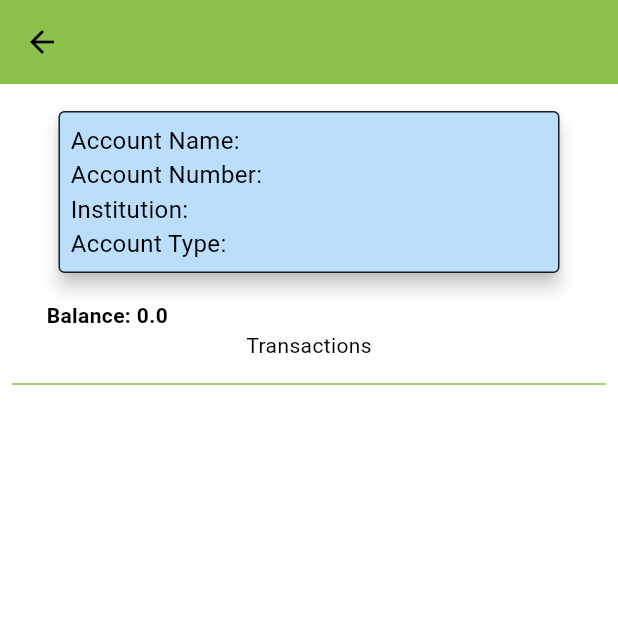
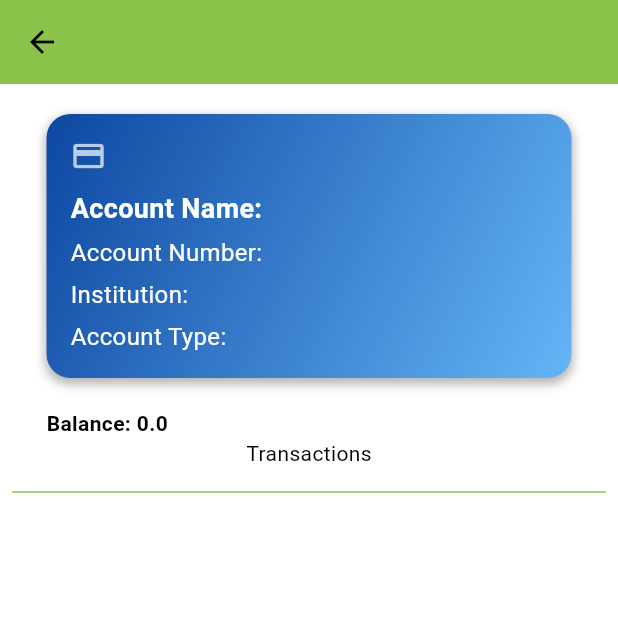
Before and after one commit to darlingson/makobili_flutter_app, a Flutter app: the AccountInfoScreen screen opened directly with empty values, on a phone screen of 412 x 824 dp, the top half of it. Run offline on Flutter 3.47's test engine with Material 3 defaults, Android fonts, the phone set to English and light mode, and no system bars; our stand-ins replace sqflite; missing offline and left inert: dart:js; accounts and stored records are empty.

Commit message:
modified the balance card so that it looks like an ATM card

```diff
--- a/lib/components/balance_card.dart
+++ b/lib/components/balance_card.dart
@@ -18,34 +18,55 @@ class BalanceCard extends StatelessWidget {
 
   @override
   Widget build(BuildContext context) {
-    return SizedBox(
+    return Container(
       width: 350,
-      child: Card(
-        color: Colors.blue[100],
-        elevation: 5,
-        margin: const EdgeInsets.all(8),
-        shape: RoundedRectangleBorder(
-          borderRadius:
-              BorderRadius.circular(4.0), // Small radius for minimal rounding
-          side: const BorderSide(color: Colors.black87, width: 1.0), // Border
+      margin: const EdgeInsets.all(10),
+      decoration: BoxDecoration(
+        gradient: LinearGradient(
+          colors: [Colors.blue.shade900, Colors.blue.shade300],
+          begin: Alignment.topLeft,
+          end: Alignment.bottomRight,
+        ),
+        borderRadius: BorderRadius.circular(16),
+        boxShadow: [
+          BoxShadow(
+            color: Colors.black.withOpacity(0.3),
+            spreadRadius: 1,
+            blurRadius: 5,
+            offset: Offset(0, 3), // changes position of shadow
+          ),
+        ],
       ),
       child: Padding(
-          padding: const EdgeInsets.all(8.0),
+        padding: const EdgeInsets.all(16.0),
         child: Column(
           crossAxisAlignment: CrossAxisAlignment.start,
           children: <Widget>[
+            Icon(Icons.credit_card, color: Colors.white70, size: 24),
+            SizedBox(height: 10),
             Text('Account Name: $accountName',
-                  style: const TextStyle(fontSize: 16)),
-              Text('Account Number: $accountNumber',
-                  style: const TextStyle(fontSize: 16)),
+                style: TextStyle(
+                    fontSize: 18,
+                    color: Colors.white,
+                    fontWeight: FontWeight.bold)),
+            SizedBox(height: 5),
+            Text('Account Number: ${_formatAccountNumber(accountNumber)}',
+                style: TextStyle(fontSize: 16, color: Colors.white)),
+            SizedBox(height: 5),
             Text('Institution: $institution',
-                  style: const TextStyle(fontSize: 16)),
+                style: TextStyle(fontSize: 16, color: Colors.white)),
+            SizedBox(height: 5),
             Text('Account Type: $accountType',
-                  style: const TextStyle(fontSize: 16)),
+                style: TextStyle(fontSize: 16, color: Colors.white)),
           ],
-          ),
         ),
       ),
     );
   }
+
+  // Helper function to format account number like an ATM card number
+  String _formatAccountNumber(String number) {
+    return number.replaceAllMapped(
+        RegExp(r".{4}"), (match) => "${match.group(0)} ");
   }
+}
--- a/lib/screens/home_screen.dart
+++ b/lib/screens/home_screen.dart
@@ -75,7 +75,7 @@ class _HomeScreenState extends State<HomeScreen> {
               ),
             ),
             SizedBox(
-              height: 200,
+              height: 240,
               child: ListView.builder(
                 scrollDirection: Axis.horizontal,
                 itemCount: _accounts.length,
```
Lines whose indentation alone changed are shown as unchanged.
